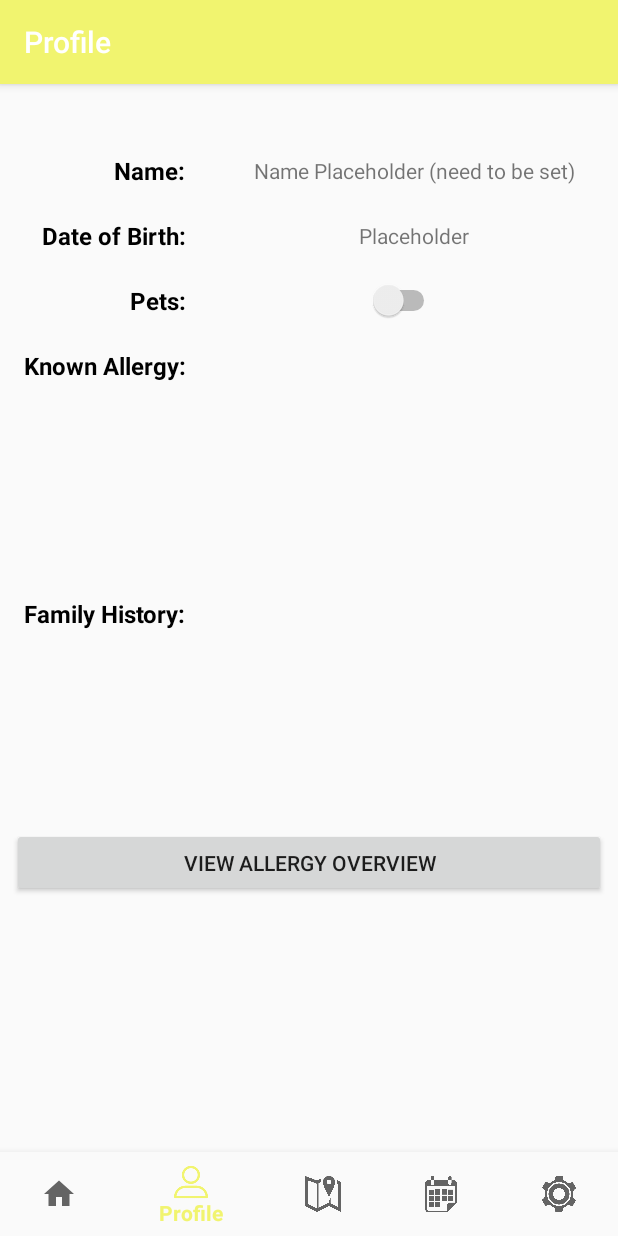
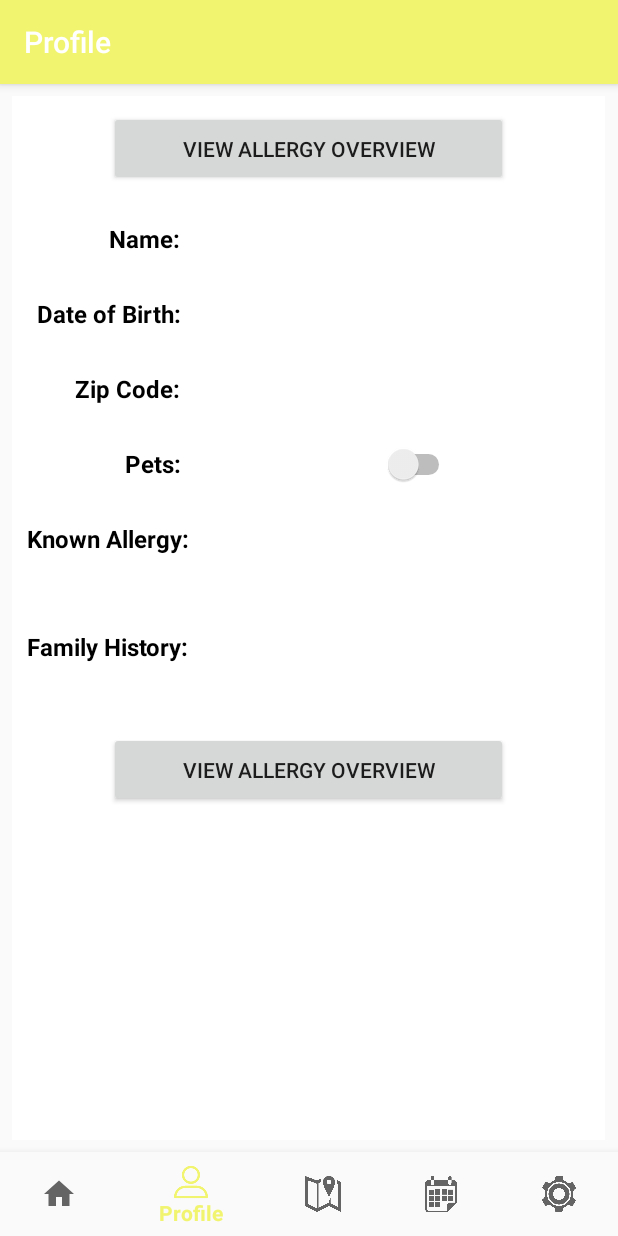
Before and after one commit to stephanietam/CS125-WhatsMyAllergy, an Android app: the ProfilePage screen opened directly, with no data from a screen before it, on a phone screen of 412 x 824 dp. Run offline under Robolectric (Android 15) with nearby library versions, the phone set to English and light mode, and no system bars; our stand-ins replace Firebase (no records; nobody signed in at launch, a user with empty details on screens opened directly); 6 statements that could not run were skipped.

Commit message:
updated profile page

```diff
--- a/app/src/main/java/com/example/whatsmyallergy/ProfilePage.java
+++ b/app/src/main/java/com/example/whatsmyallergy/ProfilePage.java
@@ -3,25 +3,15 @@ package com.example.whatsmyallergy;
 import android.content.Intent;
 import android.os.Bundle;
 import android.support.annotation.NonNull;
-import android.support.annotation.Nullable;
 import android.support.design.widget.BottomNavigationView;
 import android.support.v7.app.AppCompatActivity;
-import android.telecom.Call;
 import android.view.MenuItem;
 import android.view.View;
-import android.widget.ScrollView;
+import android.widget.Button;
 import android.widget.Switch;
 import android.widget.TextView;
-import android.widget.ArrayAdapter;
-import android.widget.ListView;
 
 
-import com.github.mikephil.charting.charts.PieChart;
-import com.github.mikephil.charting.data.Entry;
-import com.github.mikephil.charting.data.PieData;
-import com.github.mikephil.charting.data.PieDataSet;
-import com.github.mikephil.charting.utils.ColorTemplate;
-import com.google.firebase.database.ChildEventListener;
 import com.google.firebase.database.DataSnapshot;
 import com.google.firebase.database.DatabaseError;
 import com.google.firebase.database.DatabaseReference;
@@ -29,17 +19,15 @@ import com.google.firebase.database.FirebaseDatabase;
 import com.google.firebase.database.ValueEventListener;
 
 
-import org.w3c.dom.Text;
-
 import java.util.ArrayList;
 
 
 public class ProfilePage extends AppCompatActivity {
 
-//    private TextView mTextMessage;
-    private TextView userNameText,userDOB;
+    private TextView userNameText,userDOB, userZip;
     private Switch petSwitch;
-    private ListView knownAllergy, familyHistory;
+    private TextView knownAllergy, familyHistory;
+    private Button overview1Button, overview2Button;
 
     private FirebaseDatabase database;
     private DatabaseReference myRef;
@@ -85,19 +73,41 @@ public class ProfilePage extends AppCompatActivity {
         petSwitch = findViewById(R.id.PetSwitch);
         knownAllergy = findViewById(R.id.allergyListView);
         familyHistory = findViewById(R.id.familyHistoryListView);
-
-
+        userZip = findViewById(R.id.UserZip);
+        overview1Button = findViewById(R.id.overview1Button);
+        overview1Button.setOnClickListener(new View.OnClickListener() {
+            @Override
+            public void onClick(View v) {
+                Intent intent = new Intent(ProfilePage.this, pieChart.class);
+                intent.putExtra("uid", uid);
+                startActivity(intent);
+            }
+        });
+        overview2Button = findViewById(R.id.overview2Button);
+        overview2Button.setOnClickListener(new View.OnClickListener() {
+            @Override
+            public void onClick(View v) {
+                Intent intent = new Intent(ProfilePage.this, pieChart.class);
+                intent.putExtra("uid", uid);
+                startActivity(intent);
+            }
+        });
     }
 
 
+    private String listToString(ArrayList<String> list)
+    {
+        StringBuffer res = new StringBuffer();
+        if (list.size()!=0) {
+            for (int i = 0; i < list.size() - 1; i++) {
+                res.append(list.get(i));
+                res.append("\n\n");
+            }
+            res.append(list.get(list.size()-1));
 
-    public void onChart(View view) {
-
-        Intent intent = new Intent(ProfilePage.this, pieChart.class);
-        intent.putExtra("uid", uid);
-        startActivity(intent);
+        }
+        return res.toString();
     }
-
 
     @Override
     protected void onCreate(Bundle savedInstanceState) {
@@ -127,11 +137,10 @@ public class ProfilePage extends AppCompatActivity {
                 Users currentUser = dataSnapshot.child(uid).getValue(Users.class);
                 userNameText.setText(currentUser.userName);
                 userDOB.setText(currentUser.userDOB);
+                userZip.setText(currentUser.userZip);
                 petSwitch.setChecked(currentUser.pets);
-                ArrayAdapter<String> knownAdpater = new ArrayAdapter<>(ProfilePage.this, android.R.layout.simple_list_item_1, currentUser.knownAllergens);
-                ArrayAdapter<String> historyAdpater = new ArrayAdapter<>(ProfilePage.this, android.R.layout.simple_list_item_1, currentUser.familyHistory);
-                knownAllergy.setAdapter(knownAdpater);
-                familyHistory.setAdapter(historyAdpater);
+                knownAllergy.setText(listToString(currentUser.knownAllergens));
+                familyHistory.setText(listToString(currentUser.familyHistory));
             }
 
             @Override
--- a/app/src/main/java/com/example/whatsmyallergy/SettingsPage.java
+++ b/app/src/main/java/com/example/whatsmyallergy/SettingsPage.java
@@ -220,7 +220,7 @@ public class SettingsPage extends AppCompatActivity {
                 //this is the only place that the user's information can be be retrieved and can't be accessed out of this loop because it can't capture the data
                 Users currentUser = dataSnapshot.child(uid).getValue(Users.class);
                 nameValue.setText(currentUser.userName);
-                System.out.println(currentUser.age());
+                ageValue.setText(Integer.toString(currentUser.age()));
             }
 
             @Override
--- a/app/src/main/res/layout/activity_account_info.xml
+++ b/app/src/main/res/layout/activity_account_info.xml
@@ -324,16 +324,16 @@
                         tools:layout_editor_absoluteY="361dp" />
 
                     <CheckBox
+                        android:id="@+id/ragweed_check_fh"
+                        android:layout_width="match_parent"
+                        android:layout_height="wrap_content"
+                        android:text="Ragweed" />
+
+                    <CheckBox
                         android:id="@+id/mold_check_fh"
                         android:layout_width="match_parent"
                         android:layout_height="wrap_content"
                         android:text="Mold" />
-
-                    <CheckBox
-                        android:id="@+id/ragweed_check_fh"
-                        android:layout_width="match_parent"
-                        android:layout_height="wrap_content"
-                        android:text="Ragweed" />
 
                     <CheckBox
                         android:id="@+id/dust_check_fh"
--- a/app/src/main/res/layout/activity_profile_page.xml
+++ b/app/src/main/res/layout/activity_profile_page.xml
@@ -2,10 +2,9 @@
 <android.support.constraint.ConstraintLayout xmlns:android="http://schemas.android.com/apk/res/android"
     xmlns:app="http://schemas.android.com/apk/res-auto"
     xmlns:tools="http://schemas.android.com/tools"
-    android:id="@+id/container"
     android:layout_width="match_parent"
     android:layout_height="match_parent"
-    tools:context=".ProfilePage">
+    tools:context=".AccountInfo">
 
     <android.support.design.widget.BottomNavigationView
         android:id="@+id/navigation"
@@ -19,181 +18,317 @@
         app:layout_constraintRight_toRightOf="parent"
         app:menu="@menu/navigation" />
 
+    <ScrollView
+        android:id="@+id/mainScrollView"
+        android:layout_width="395dp"
+        android:layout_height="0dp"
+        android:layout_marginStart="8dp"
+        android:layout_marginTop="8dp"
+        android:layout_marginEnd="8dp"
+        android:layout_marginBottom="8dp"
+        android:background="#fff"
+        android:focusable="true"
+        android:focusableInTouchMode="true"
+        app:layout_constraintBottom_toTopOf="@+id/navigation"
+        app:layout_constraintEnd_toEndOf="parent"
+        app:layout_constraintHorizontal_bias="0.0"
+        app:layout_constraintStart_toStartOf="parent"
+        app:layout_constraintTop_toTopOf="parent">
 
+
+        <LinearLayout
+            android:layout_width="match_parent"
+            android:layout_height="match_parent"
+            android:orientation="vertical">
+
+            <LinearLayout
+                android:id="@+id/topLayout"
+                android:layout_width="match_parent"
+                android:layout_height="wrap_content"
+                android:layout_marginTop="0dp"
+                android:gravity="center"
+                android:orientation="horizontal"
+                android:weightSum="2">
+
+                <Button
+                    android:id="@+id/overview1Button"
+                    android:layout_width="0dp"
+                    android:layout_height="50dp"
+                    android:layout_marginLeft="20dp"
+                    android:layout_marginRight="20dp"
+                    android:layout_marginTop="10dp"
+                    android:layout_marginBottom="10dp"
+                    android:layout_weight="1.5"
+                    android:paddingLeft="10dp"
+                    android:paddingRight="10dp"
+                    android:text="View Allergy Overview" />
+
+            </LinearLayout>
+            <!--name-->
+            <LinearLayout
+                android:id="@+id/nameLayout"
+                android:layout_width="match_parent"
+                android:layout_height="wrap_content"
+                android:layout_marginTop="0dp"
+                android:orientation="horizontal"
+                android:weightSum="2">
 
                 <TextView
                     android:id="@+id/NameText"
-        android:layout_width="115dp"
-        android:layout_height="35dp"
-        android:layout_marginStart="8dp"
-        android:layout_marginLeft="8dp"
-        android:layout_marginTop="40dp"
+                    android:layout_width="0dp"
+                    android:layout_height="50dp"
+                    android:layout_marginRight="10dp"
+                    android:layout_weight="0.6"
                     android:gravity="right|center_vertical"
                     android:text="Name:"
                     android:textColor="#000"
                     android:textSize="16sp"
-        android:textStyle="bold"
-        app:layout_constraintStart_toStartOf="parent"
-        app:layout_constraintTop_toTopOf="parent" />
+                    android:textStyle="bold" />
 
                 <TextView
                     android:id="@+id/UserName"
-        android:layout_width="240dp"
-        android:layout_height="35dp"
-        android:layout_marginStart="8dp"
-        android:layout_marginLeft="8dp"
-        android:layout_marginTop="40dp"
-        android:layout_marginEnd="16dp"
-        android:layout_marginRight="8dp"
-        android:gravity="center"
-        android:text="Name Placeholder (need to be set)"
-        android:textSize="14sp"
-        app:layout_constraintEnd_toEndOf="parent"
-        app:layout_constraintHorizontal_bias="1.0"
-        app:layout_constraintStart_toEndOf="@+id/NameText"
-        app:layout_constraintTop_toTopOf="parent" />
+                    android:layout_width="0dp"
+                    android:layout_height="50dp"
+                    android:layout_marginLeft="10dp"
+                    android:layout_weight="1.4"
+                    android:inputType="textPersonName"
+                    android:paddingLeft="10dp"
+                    android:paddingRight="10dp"
+                    android:singleLine="true"
+                    android:textColor="#000" />
+            </LinearLayout>
+
+            <!--dob-->
+            <LinearLayout
+                android:id="@+id/dobLayout"
+                android:layout_width="match_parent"
+                android:layout_height="wrap_content"
+                android:layout_marginTop="0dp"
+                android:orientation="horizontal"
+                android:weightSum="2">
 
                 <TextView
                     android:id="@+id/DOBText"
-            android:layout_width="115dp"
-            android:layout_height="35dp"
-            android:layout_marginStart="8dp"
-            android:layout_marginLeft="8dp"
-            android:layout_marginTop="8dp"
+                    android:layout_width="0dp"
+                    android:layout_height="50dp"
+                    android:layout_marginRight="10dp"
+                    android:layout_weight="0.6"
                     android:gravity="right|center_vertical"
+                    android:paddingLeft="10dp"
                     android:text="Date of Birth:"
                     android:textColor="#000"
                     android:textSize="16sp"
-            android:textStyle="bold"
-            app:layout_constraintStart_toStartOf="parent"
-            app:layout_constraintTop_toBottomOf="@+id/NameText" />
+                    android:textStyle="bold" />
 
                 <TextView
-            android:id="@+id/PetText"
-            android:layout_width="115dp"
-            android:layout_height="35dp"
-            android:layout_marginStart="8dp"
-            android:layout_marginLeft="8dp"
-            android:layout_marginTop="8dp"
+                    android:id="@+id/UserDOB"
+                    android:layout_width="0dp"
+                    android:layout_height="50dp"
+                    android:layout_marginLeft="10dp"
+                    android:layout_weight="1.4"
+                    android:inputType="date"
+                    android:paddingLeft="10dp"
+                    android:paddingRight="10dp"
+                    android:singleLine="true"
+                    android:textColor="#000" />
+            </LinearLayout>
+
+            <!--zip-->
+            <LinearLayout
+                android:id="@+id/zipLayout"
+                android:layout_width="match_parent"
+                android:layout_height="wrap_content"
+                android:layout_marginTop="0dp"
+                android:orientation="horizontal"
+                android:weightSum="2">
+
+                <TextView
+                    android:id="@+id/zipCodeText"
+                    android:layout_width="0dp"
+                    android:layout_height="50dp"
+                    android:layout_marginRight="10dp"
+                    android:layout_weight="0.6"
                     android:gravity="right|center_vertical"
+                    android:paddingLeft="10dp"
+                    android:text="Zip Code:"
+                    android:textColor="#000"
+                    android:textSize="16sp"
+                    android:textStyle="bold" />
+
+                <TextView
+                    android:id="@+id/UserZip"
+                    android:layout_width="0dp"
+                    android:layout_height="50dp"
+                    android:layout_marginLeft="10dp"
+                    android:layout_weight="1.4"
+                    android:inputType="number"
+                    android:paddingLeft="10dp"
+                    android:paddingRight="10dp"
+                    android:singleLine="true"
+                    android:textColor="#000" />
+            </LinearLayout>
+
+            <!--pets-->
+            <LinearLayout
+                android:id="@+id/petsLayout"
+                android:layout_width="match_parent"
+                android:layout_height="wrap_content"
+                android:layout_marginTop="0dp"
+                android:orientation="horizontal"
+                android:weightSum="2">
+
+                <TextView
+                    android:id="@+id/petsText"
+                    android:layout_width="0dp"
+                    android:layout_height="50dp"
+                    android:layout_marginRight="10dp"
+                    android:layout_weight="0.6"
+                    android:gravity="right|center_vertical"
+                    android:paddingLeft="10dp"
                     android:text="Pets:"
                     android:textColor="#000"
                     android:textSize="16sp"
-            android:textStyle="bold"
-            app:layout_constraintStart_toStartOf="parent"
-            app:layout_constraintTop_toBottomOf="@+id/DOBText" />
+                    android:textStyle="bold" />
+
+                <Switch
+                    android:id="@+id/PetSwitch"
+                    android:layout_width="0dp"
+                    android:layout_height="50dp"
+                    android:layout_marginLeft="10dp"
+                    android:layout_weight="1.4"
+                    android:checked="false"
+                    android:paddingRight="100dp"
+                    android:textOff="false"
+                    android:textOn="true" />
+            </LinearLayout>
+
+            <!--known1-->
+            <LinearLayout
+                android:id="@+id/known1_Layout"
+                android:layout_width="match_parent"
+                android:layout_height="wrap_content"
+                android:layout_marginTop="0dp"
+                android:orientation="horizontal"
+                android:weightSum="2">
 
                 <TextView
                     android:id="@+id/knownText"
-            android:layout_width="115dp"
-            android:layout_height="35dp"
-            android:layout_marginStart="8dp"
-            android:layout_marginLeft="8dp"
-            android:layout_marginTop="8dp"
-            android:layout_marginEnd="8dp"
-            android:layout_marginRight="8dp"
-            android:gravity="right|center_vertical"
+                    android:layout_width="match_parent"
+                    android:layout_height="50dp"
+                    android:layout_marginRight="10dp"
+                    android:layout_weight="0.6"
+                    android:gravity="left|center_vertical"
+                    android:paddingLeft="10dp"
                     android:text="Known Allergy:"
                     android:textColor="#000"
                     android:textSize="16sp"
-            android:textStyle="bold"
-            app:layout_constraintEnd_toEndOf="parent"
-            app:layout_constraintHorizontal_bias="0.0"
-            app:layout_constraintStart_toStartOf="parent"
-            app:layout_constraintTop_toBottomOf="@+id/PetText" />
+                    android:textStyle="bold" />
+            </LinearLayout>
+
+            <!--known2-->
+            <LinearLayout
+                android:id="@+id/known2_Layout"
+                android:layout_width="match_parent"
+                android:layout_height="wrap_content"
+                android:layout_marginTop="0dp"
+                android:orientation="horizontal"
+                android:weightSum="2">
+
+                <LinearLayout
+                    android:layout_width="match_parent"
+                    android:layout_height="wrap_content"
+                    android:orientation="vertical">
+
 
                     <TextView
-            android:id="@+id/familyHistoryText"
-            android:layout_width="115dp"
-            android:layout_height="35dp"
-            android:layout_marginStart="8dp"
-            android:layout_marginLeft="8dp"
-            android:layout_marginTop="4dp"
-            android:layout_marginEnd="8dp"
-            android:layout_marginRight="8dp"
-            android:gravity="right|center_vertical"
+                        android:id="@+id/allergyListView"
+                        android:layout_width="match_parent"
+                        android:layout_height="wrap_content"
+                        android:layout_marginLeft="30dp"
+                        android:paddingLeft="10dp"
+                        android:paddingRight="10dp"
+                        android:textColor="#000"
+                        android:textSize="16sp" />
+                </LinearLayout>
+            </LinearLayout>
+
+            <!--family1-->
+            <LinearLayout
+                android:id="@+id/family1_Layout"
+                android:layout_width="match_parent"
+                android:layout_height="wrap_content"
+                android:layout_marginTop="0dp"
+                android:orientation="horizontal"
+                android:weightSum="2">
+
+                <TextView
+                    android:id="@+id/familyText"
+                    android:layout_width="match_parent"
+                    android:layout_height="50dp"
+                    android:layout_marginRight="10dp"
+                    android:layout_weight="0.6"
+                    android:gravity="left|center_vertical"
+                    android:paddingLeft="10dp"
                     android:text="Family History:"
                     android:textColor="#000"
                     android:textSize="16sp"
-            android:textStyle="bold"
-            app:layout_constraintEnd_toEndOf="parent"
-            app:layout_constraintHorizontal_bias="0.0"
-            app:layout_constraintStart_toStartOf="parent"
-            app:layout_constraintTop_toBottomOf="@+id/allergyListView" />
+                    android:textStyle="bold" />
+            </LinearLayout>
+
+            <!--family2-->
+            <LinearLayout
+                android:id="@+id/family2_Layout"
+                android:layout_width="match_parent"
+                android:layout_height="wrap_content"
+                android:layout_marginTop="0dp"
+                android:orientation="horizontal"
+                android:weightSum="2">
+
+                <LinearLayout
+                    android:layout_width="match_parent"
+                    android:layout_height="wrap_content"
+                    android:orientation="vertical">
+
 
                     <TextView
-            android:id="@+id/UserDOB"
-            android:layout_width="240dp"
-            android:layout_height="35dp"
-            android:layout_marginStart="8dp"
-            android:layout_marginLeft="8dp"
-            android:layout_marginTop="8dp"
-            android:layout_marginEnd="16dp"
-            android:layout_marginRight="8dp"
+                        android:id="@+id/familyHistoryListView"
+                        android:layout_width="match_parent"
+                        android:layout_height="wrap_content"
+                        android:layout_marginLeft="30dp"
+                        android:paddingLeft="10dp"
+                        android:paddingRight="10dp"
+                        android:textColor="#000"
+                        android:textSize="16sp"/>
+                </LinearLayout>
+            </LinearLayout>
+
+            <LinearLayout
+                android:id="@+id/finishLayout"
+                android:layout_width="match_parent"
+                android:layout_height="wrap_content"
+                android:layout_marginTop="0dp"
                 android:gravity="center"
-            android:text="Placeholder"
-            android:textSize="14sp"
-            app:layout_constraintEnd_toEndOf="parent"
-            app:layout_constraintHorizontal_bias="1.0"
-            app:layout_constraintStart_toEndOf="@+id/DOBText"
-            app:layout_constraintTop_toBottomOf="@+id/UserName" />
-
-        <Switch
-            android:id="@+id/PetSwitch"
-            android:layout_width="51dp"
-            android:layout_height="35dp"
-            android:layout_marginStart="8dp"
-            android:layout_marginLeft="8dp"
-            android:layout_marginTop="8dp"
-            android:layout_marginEnd="8dp"
-            android:layout_marginRight="8dp"
-            android:layout_marginBottom="8dp"
-            app:layout_constraintBottom_toTopOf="@+id/knownText"
-            app:layout_constraintEnd_toEndOf="parent"
-            app:layout_constraintStart_toEndOf="@+id/PetText"
-            app:layout_constraintTop_toBottomOf="@+id/UserDOB" />
-
-        <ListView
-            android:id="@+id/allergyListView"
-            android:layout_width="358dp"
-            android:layout_height="122dp"
-            android:layout_marginStart="8dp"
-            android:layout_marginLeft="16dp"
-            android:layout_marginTop="4dp"
-            android:layout_marginEnd="8dp"
-            android:layout_marginRight="16dp"
-            app:layout_constraintEnd_toEndOf="parent"
-            app:layout_constraintStart_toStartOf="parent"
-            app:layout_constraintTop_toBottomOf="@+id/knownText" />
-
-        <ListView
-            android:id="@+id/familyHistoryListView"
-            android:layout_width="358dp"
-            android:layout_height="122dp"
-            android:layout_marginStart="8dp"
-            android:layout_marginLeft="16dp"
-            android:layout_marginTop="4dp"
-            android:layout_marginEnd="8dp"
-            android:layout_marginRight="16dp"
-            android:layout_marginBottom="8dp"
-            app:layout_constraintBottom_toBottomOf="@+id/navigation"
-            app:layout_constraintEnd_toEndOf="parent"
-            app:layout_constraintStart_toStartOf="parent"
-            app:layout_constraintTop_toBottomOf="@+id/familyHistoryText"
-            app:layout_constraintVertical_bias="0.0" />
+                android:orientation="horizontal"
+                android:weightSum="2">
 
                 <Button
-        android:id="@+id/button"
-        android:layout_width="match_parent"
-        android:layout_height="46dp"
-        android:layout_marginStart="8dp"
-        android:layout_marginTop="496dp"
-        android:layout_marginEnd="8dp"
-        android:onClick="onChart"
-        android:text="View Allergy Overview"
-        app:layout_constraintEnd_toEndOf="parent"
-        app:layout_constraintHorizontal_bias="0.0"
-        app:layout_constraintStart_toStartOf="parent"
-        app:layout_constraintTop_toTopOf="parent" />
+                    android:id="@+id/overview2Button"
+                    android:layout_width="0dp"
+                    android:layout_height="50dp"
+                    android:layout_marginLeft="20dp"
+                    android:layout_marginRight="20dp"
+                    android:layout_marginTop="10dp"
+                    android:layout_marginBottom="10dp"
+                    android:layout_weight="1.5"
+                    android:paddingLeft="10dp"
+                    android:paddingRight="10dp"
+                    android:text="View Allergy Overview" />
+
+            </LinearLayout>
+
+
+        </LinearLayout>
+    </ScrollView>
+
 
 </android.support.constraint.ConstraintLayout>
```
Lines whose indentation alone changed are shown as unchanged.
